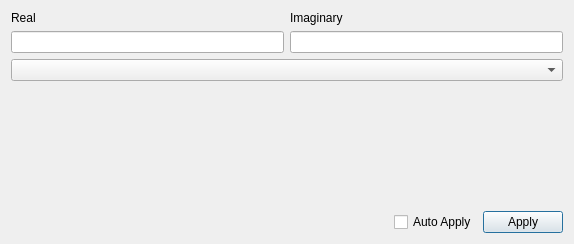
The window that src/QJuliaSetOptions.ui (ericgur/Mandelbrot) describes before a commit, drawn with Qt 5.
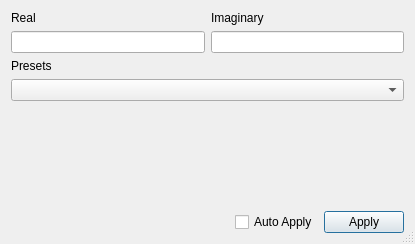
The same window after the commit.

```diff
--- a/src/QJuliaSetOptions.ui
+++ b/src/QJuliaSetOptions.ui
@@ -9,13 +9,19 @@
    <rect>
     <x>0</x>
     <y>0</y>
-    <width>574</width>
+    <width>415</width>
     <height>244</height>
    </rect>
   </property>
   <property name="windowTitle">
    <string>Julia Set Options</string>
   </property>
+  <property name="autoFillBackground">
+   <bool>true</bool>
+  </property>
+  <property name="sizeGripEnabled">
+   <bool>true</bool>
+  </property>
   <property name="modal">
    <bool>false</bool>
   </property>
@@ -56,6 +62,13 @@
      </item>
     </layout>
    </item>
+   <item>
+    <widget class="QLabel" name="label_3">
+     <property name="text">
+      <string>Presets</string>
+     </property>
+    </widget>
+   </item>
    <item>
     <widget class="QComboBox" name="presets"/>
    </item>
```
Left out of the diff: 2 changed lines with no effect on the pictures.
